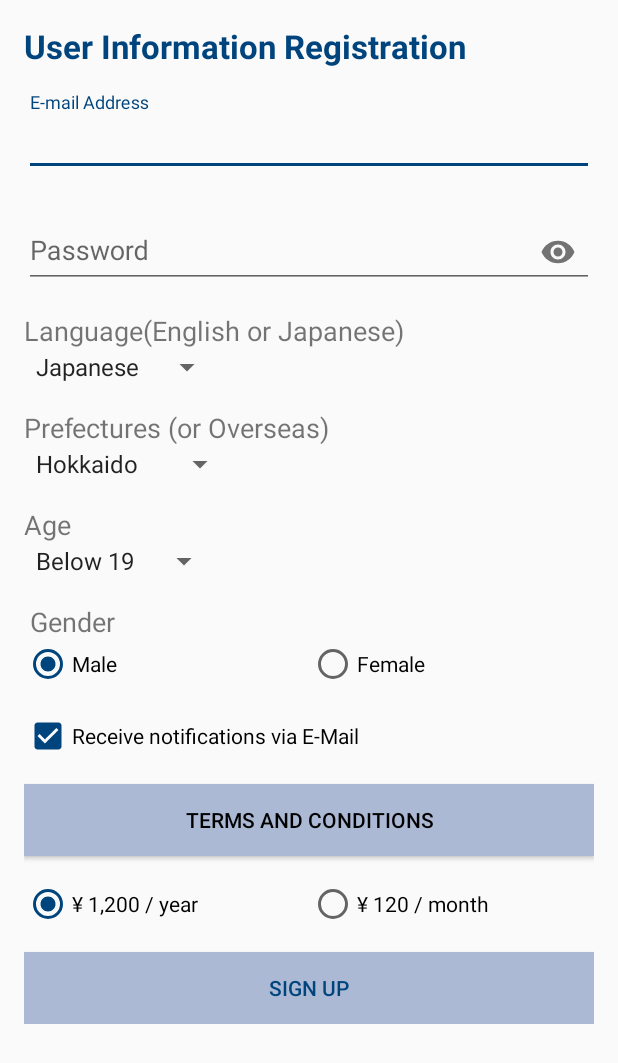
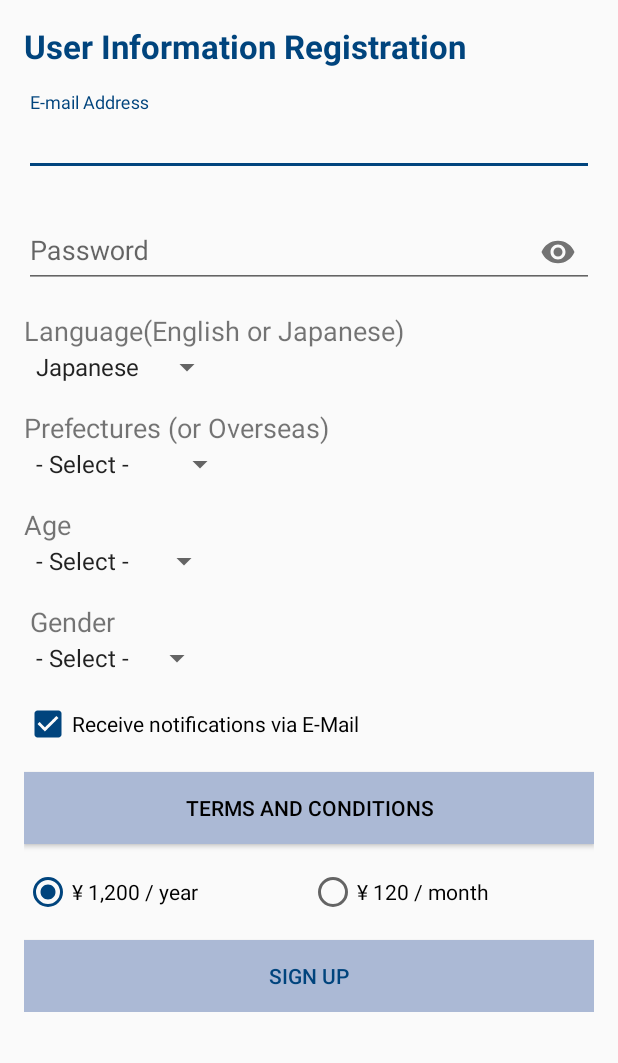
Before and after one commit to kazimir-willems/AltarApp, an Android app: the SignUpActivity screen opened directly, with no data from a screen before it, on a phone screen of 412 x 824 dp. Shown: the top 1063 px of the screen. Run offline under Robolectric (Android 15) with nearby library versions, the phone set to English and light mode, and no system bars; our stand-ins replace ButterKnife, EventBus; libraries missing offline, so code that uses them is left out: com.android.vending, com.theartofdev.edmodo; 2 statements that could not run were skipped.

Commit message:
- Fix for Prefecture, Age, Gender

```diff
--- a/app/src/main/java/leif/statue/com/ui/SignUpActivity.java
+++ b/app/src/main/java/leif/statue/com/ui/SignUpActivity.java
@@ -67,17 +67,19 @@ public class SignUpActivity extends AppCompatActivity {
     Spinner prefectureSpinner;
     @BindView(R.id.age_spinner)
     Spinner ageSpinner;
-    @BindView(R.id.radio_gender_male)
+    @BindView(R.id.gender_spinner)
+    Spinner genderSpinner;
+    /*@BindView(R.id.radio_gender_male)
     RadioButton radioMale;
     @BindView(R.id.radio_gender_female)
-    RadioButton radioFemale;
+    RadioButton radioFemale;*/
 
     private String mailAddress;
     private String password;
     private String language = "ja";
-    private int prefecture = 1;
-    private int age = 1;
-    private int gender = 1;
+    private int prefecture = 0;
+    private int age = 0;
+    private int gender = 0;
     private int isNotice = 1;
     private int plan = 1;
     private int selLanguage = 0;
@@ -152,7 +154,7 @@ public class SignUpActivity extends AppCompatActivity {
         prefectureSpinner.setOnItemSelectedListener(new AdapterView.OnItemSelectedListener() {
             @Override
             public void onItemSelected(AdapterView<?> adapterView, View view, int i, long l) {
-                prefecture = i + 1;
+                prefecture = i;
             }
 
             @Override
@@ -164,7 +166,19 @@ public class SignUpActivity extends AppCompatActivity {
         ageSpinner.setOnItemSelectedListener(new AdapterView.OnItemSelectedListener() {
             @Override
             public void onItemSelected(AdapterView<?> adapterView, View view, int i, long l) {
-                age = i + 1;
+                age = i;
+            }
+
+            @Override
+            public void onNothingSelected(AdapterView<?> adapterView) {
+
+            }
+        });
+
+        genderSpinner.setOnItemSelectedListener(new AdapterView.OnItemSelectedListener() {
+            @Override
+            public void onItemSelected(AdapterView<?> adapterView, View view, int i, long l) {
+                gender = i;
             }
 
             @Override
@@ -200,7 +214,7 @@ public class SignUpActivity extends AppCompatActivity {
             }
         });
 
-        radioMale.setOnClickListener(new View.OnClickListener() {
+        /*radioMale.setOnClickListener(new View.OnClickListener() {
             @Override
             public void onClick(View view) {
                 gender = 1;
@@ -212,7 +226,7 @@ public class SignUpActivity extends AppCompatActivity {
             public void onClick(View view) {
                 gender = 2;
             }
-        });
+        });*/
 
         if(!BillingProcessor.isIabServiceAvailable(this)) {
             Log.v("STAW", "In-app billing service is unavailable, please upgrade Android Market/Play to version >= 3.9.16");
--- a/app/src/main/res/layout/activity_sign_up.xml
+++ b/app/src/main/res/layout/activity_sign_up.xml
@@ -104,7 +104,13 @@
                 android:textSize="18sp"
                 android:paddingLeft="4dp"/>
 
-            <RadioGroup
+            <Spinner
+                android:id="@+id/gender_spinner"
+                android:layout_width="wrap_content"
+                android:layout_height="wrap_content"
+                android:entries="@array/arr_gender"></Spinner>
+
+            <!--<RadioGroup
                 android:layout_width="match_parent"
                 android:layout_height="wrap_content"
                 android:orientation="horizontal">
@@ -122,7 +128,7 @@
                     android:layout_height="wrap_content"
                     android:layout_weight="1"
                     android:text="@string/gender_female"/>
-            </RadioGroup>
+            </RadioGroup>-->
 
             <CheckBox
                 android:id="@+id/chk_receive_notification"
--- a/app/src/main/res/values/strings.xml
+++ b/app/src/main/res/values/strings.xml
@@ -104,11 +104,13 @@ GooglePlay ストアから定期購読を解約し
     </array>
 
     <array name="arr_gender">
+        <item>- Select -</item>
         <item>Male</item>
         <item>Female</item>
     </array>
 
     <array name="arr_prefecture">
+        <item>- Select -</item>
         <item>Hokkaido</item>
         <item>Aomori</item>
         <item>Iwate</item>
@@ -160,6 +162,7 @@ GooglePlay ストアから定期購読を解約し
     </array>
 
     <array name="arr_age">
+        <item>- Select -</item>
         <item>Below 19</item>
         <item>20\'s</item>
         <item>30\'s</item>
```
Also changed, not shown: app/src/main/java/leif/statue/com/ui/EditProfileActivity.java (+28 -13 lines), app/src/main/res/layout/activity_edit_profile.xml (+8 -2 lines), 1 other file.
